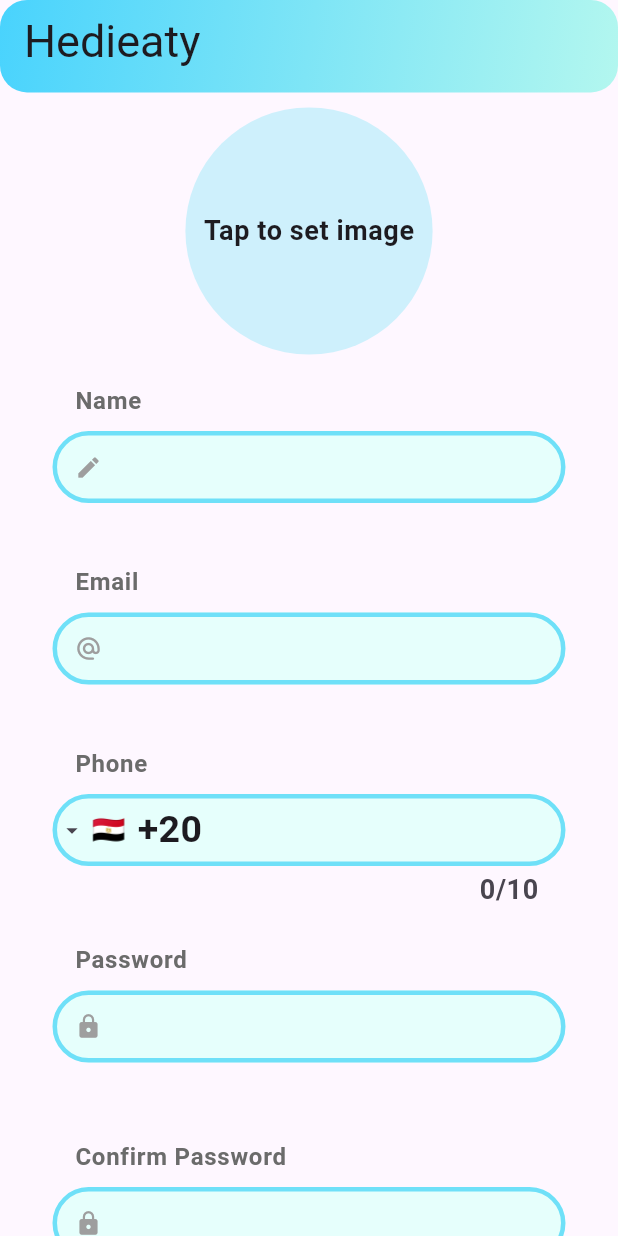
After one commit to SG2505/Hedieaty-Mobile-Project, a Flutter app: the screen it shows after launch, on a phone screen of 412 x 824 dp. The commit adds this screen. Run offline on Flutter 3.47's test engine with Material 3 defaults, Android fonts, the phone set to English and light mode, and no system bars; drawn by our look-alikes of intl_phone_field; our stand-ins replace cloud_firestore, firebase_auth, firebase_core, flutter_screenutil, flutter_snake_navigationbar, go_router; accounts and stored records are empty; Roboto replaces fonts that are missing (League Spartan, LeckerliOne).

Commit message:
added authentication and firebaseuser service and added signup screen

```diff
--- a/lib/Config/router.dart
+++ b/lib/Config/router.dart
@@ -6,10 +6,10 @@ import 'package:hedieaty/View/FriendGiftList/FriendGiftList.dart';
 import 'package:hedieaty/View/FriendPage/FriendEvents.dart';
 import 'package:hedieaty/View/GiftDetails/GiftDetailsScreen.dart';
 import 'package:hedieaty/View/GiftList/GiftListScreen.dart';
-import 'package:hedieaty/View/HomeScreen/HomeScreen.dart';
 import 'package:hedieaty/View/MyEvents/MyEventsScreen.dart';
 import 'package:hedieaty/View/MyPledgedGifts/MyPledgedGiftsScreen.dart';
 import 'package:hedieaty/View/Profile/MyProfileScreen.dart';
+import 'package:hedieaty/View/SignUp/SignUpScreen.dart';
 
 class RouterClass {
   static final GoRouter router = GoRouter(
@@ -18,9 +18,16 @@ class RouterClass {
       GoRoute(
         path: '/',
         builder: (BuildContext context, GoRouterState state) {
-          return const Homescreen();
+          return const SignUpScreen();
         },
         routes: <RouteBase>[
+          GoRoute(
+            path: 'SignUpScreen',
+            builder: (BuildContext context, GoRouterState state) {
+              return const SignUpScreen();
+            },
+            routes: <RouteBase>[],
+          ),
           GoRoute(
             path: 'MyEvents',
             builder: (BuildContext context, GoRouterState state) {
--- a/lib/Config/theme.dart
+++ b/lib/Config/theme.dart
@@ -37,12 +37,18 @@ class ThemeClass {
     useMaterial3: true,
   );
 
-  static textFormFieldDecoration(String errorText) {
+  static textFormFieldDecoration({Icon? prefixIcon, Widget? suffixWidget}) {
     return InputDecoration(
-        //errorText: errorText,
-        contentPadding: EdgeInsets.symmetric(vertical: 8, horizontal: 14),
+      prefixIcon: prefixIcon,
+      suffix: suffixWidget,
+      contentPadding: EdgeInsets.symmetric(vertical: 0, horizontal: 14),
       filled: true,
       fillColor: Color.fromRGBO(230, 255, 252, 1),
+      isDense: true,
+      border: OutlineInputBorder(
+          borderSide:
+              BorderSide(width: 3, color: Color.fromRGBO(111, 224, 248, 1)),
+          borderRadius: BorderRadius.circular(35)),
       enabledBorder: OutlineInputBorder(
           borderSide:
               BorderSide(width: 3, color: Color.fromRGBO(111, 224, 248, 1)),
@@ -54,7 +60,12 @@ class ThemeClass {
       errorBorder: OutlineInputBorder(
           borderSide:
               BorderSide(width: 3, color: Color.fromRGBO(240, 41, 41, 1)),
-            borderRadius: BorderRadius.circular(35)));
+          borderRadius: BorderRadius.circular(35)),
+      errorStyle: TextStyle(
+        color: Color.fromRGBO(240, 41, 41, 1),
+        fontSize: 14, // Adjust the error message size
+      ),
+    );
   }
 
   static InputDecorationTheme dropdownMenuDecoration() {
--- /dev/null
+++ b/lib/Controller/UserController.dart
@@ -0,0 +1,40 @@
+import 'package:firebase_auth/firebase_auth.dart';
+import 'package:hedieaty/Model/AppUser.dart';
+import 'package:hedieaty/Services/AuthService.dart';
+import 'package:hedieaty/Services/FirebaseUserService.dart';
+
+class UserController {
+  static final Authservice _authservice = Authservice();
+  static final FirebaseUserService _firebaseUserService = FirebaseUserService();
+
+  /// Handle user signup and return a status message.
+  static Future<String> handleSignUp({
+    required String name,
+    required String email,
+    required String password,
+    required String phoneNumber,
+    String? profilePictureUrl,
+    Map<String, dynamic>? preferences,
+  }) async {
+    var result = await _authservice.signUp(email: email, password: password);
+
+    if (result is User) {
+      AppUser newUser = AppUser(
+        id: result.uid, // Firebase UID
+        name: name,
+        email: email,
+        phoneNumber: phoneNumber,
+        profilePictureUrl: profilePictureUrl,
+        preferences: preferences,
+      );
+
+      await _firebaseUserService.createUser(newUser);
+      return 'Sign Up Successful.';
+    } else if (result is String) {
+      // Failure: Return the error message
+      return result;
+    } else {
+      return 'An unknown error occurred during sign-up.';
+    }
+  }
+}
--- /dev/null
+++ b/lib/Model/AppUser.dart
@@ -0,0 +1,41 @@
+class AppUser {
+  String? id; // Firebase Document ID
+  final String name;
+  final String email;
+  final String phoneNumber;
+  String? profilePictureUrl;
+  Map<String, dynamic>? preferences;
+
+  AppUser({
+    required this.name,
+    required this.email,
+    required this.phoneNumber,
+    this.id,
+    this.profilePictureUrl,
+    this.preferences,
+  });
+
+  // Convert User object to JSON for storing in Firebase
+  Map<String, dynamic> toJson() {
+    return {
+      'id': id,
+      'name': name,
+      'email': email,
+      'phoneNumber': phoneNumber,
+      'profilePictureUrl': profilePictureUrl,
+      'preferences': preferences,
+    };
+  }
+
+  // Factory constructor to create user object from Firebase document
+  factory AppUser.fromJson(Map<String, dynamic> json, {String? documentId}) {
+    return AppUser(
+      id: documentId ?? json['id'],
+      name: json['name'] as String,
+      email: json['email'] as String,
+      phoneNumber: json['phoneNumber'] as String,
+      profilePictureUrl: json['profilePictureUrl'] as String?,
+      preferences: Map<String, dynamic>.from(json['preferences'] ?? {}),
+    );
+  }
+}
--- /dev/null
+++ b/lib/Services/AuthService.dart
@@ -0,0 +1,51 @@
+import 'package:firebase_auth/firebase_auth.dart';
+
+class Authservice {
+  FirebaseAuth firebaseAuth = FirebaseAuth.instance;
+
+  Future<dynamic> signUp(
+      {required String email, required String password}) async {
+    try {
+      UserCredential userCredential =
+          await firebaseAuth.createUserWithEmailAndPassword(
+        email: email,
+        password: password,
+      );
+      return userCredential.user;
+    } on FirebaseAuthException catch (e) {
+      if (e.code == 'weak-password') {
+        return 'The password provided is too weak.';
+      } else if (e.code == 'email-already-in-use') {
+        return 'The account already exists.';
+      } else if (e.code == 'invalid-email') {
+        return 'The email address is invalid.';
+      } else {
+        return 'An unknown error occurred. Please try again.';
+      }
+    } catch (e) {
+      return 'An unexpected error occurred: $e';
+    }
+  }
+
+  Future<dynamic> signIn(
+      {required String email, required String password}) async {
+    try {
+      UserCredential userCredential =
+          await firebaseAuth.signInWithEmailAndPassword(
+        email: email,
+        password: password,
+      );
+      return userCredential.user;
+    } on FirebaseAuthException catch (e) {
+      if (e.code == 'user-not-found') {
+        return 'This user is not registered.';
+      } else if (e.code == 'wrong-password') {
+        return 'The password is incorrect.';
+      } else {
+        return 'An unknown error occurred. Please try again.';
+      }
+    } catch (e) {
+      return 'An unexpected error occurred: $e';
+    }
+  }
+}
--- /dev/null
+++ b/lib/Services/FirebaseUserService.dart
@@ -0,0 +1,16 @@
+import 'package:cloud_firestore/cloud_firestore.dart';
+import 'package:hedieaty/Model/AppUser.dart';
+
+class FirebaseUserService {
+  final FirebaseFirestore _firestore = FirebaseFirestore.instance;
+
+  /// Create a new user in Firestore.
+  Future<void> createUser(AppUser user) async {
+    try {
+      await _firestore.collection('users').doc(user.id).set(user.toJson());
+      print('User document created successfully.');
+    } catch (e) {
+      print("Error creating user document: $e");
+    }
+  }
+}
--- /dev/null
+++ b/lib/View/SignUp/SignUpScreen.dart
@@ -0,0 +1,247 @@
+import 'package:flutter/material.dart';
+import 'package:flutter_screenutil/flutter_screenutil.dart';
+import 'package:hedieaty/Config/theme.dart';
+import 'package:hedieaty/Controller/UserController.dart';
+import 'package:hedieaty/View/Widgets/AppBar.dart';
+import 'package:hedieaty/View/Widgets/GradientButton.dart';
+import 'package:intl_phone_field/intl_phone_field.dart';
+
+class SignUpScreen extends StatefulWidget {
+  const SignUpScreen({super.key});
+
+  @override
+  State<SignUpScreen> createState() => _SignUpScreenState();
+}
+
+class _SignUpScreenState extends State<SignUpScreen> {
+  TextEditingController nameController = TextEditingController();
+  TextEditingController emailController = TextEditingController();
+  TextEditingController phoneController = TextEditingController();
+  TextEditingController genderController = TextEditingController();
+  TextEditingController passwordController = TextEditingController();
+  TextEditingController confirmPasswordController = TextEditingController();
+  final signUpDetailsFormKey = GlobalKey<FormState>();
+
+  static const SizedBox sizedBox = SizedBox(
+    height: 10,
+  );
+  var completePhoneNumber = '';
+  bool isPasswordHidden = true;
+  bool isConfirmPasswordHidden = true;
+  @override
+  Widget build(BuildContext context) {
+    return Scaffold(
+      appBar: CustomAppBar(
+          appBarActions: [], title: 'Hedieaty', isTherebackButton: false),
+      body: SingleChildScrollView(
+        child: Form(
+            key: signUpDetailsFormKey,
+            child: Column(
+              crossAxisAlignment: CrossAxisAlignment.center,
+              children: [
+                sizedBox,
+                InkWell(
+                  onTap: () {},
+                  borderRadius: BorderRadius.circular(150),
+                  child: Ink(
+                    width: 0.40.sw,
+                    height: 0.2.sh,
+                    decoration: BoxDecoration(
+                      shape: BoxShape.circle,
+                      color: ThemeClass.blueThemeColor,
+                    ),
+                    child: Center(
+                      child: Text(
+                        'Tap to set image',
+                        style: Theme.of(context).textTheme.bodySmall,
+                      ),
+                    ),
+                  ),
+                ),
+                sizedBox,
+                /////////////name form field////////////
+                textFieldLabel('Name'),
+                SizedBox(
+                  width: 0.83.sw,
+                  height: 80,
+                  child: TextFormField(
+                    style: ThemeClass.theme.textTheme.bodyMedium,
+                    cursorHeight: 30,
+                    controller: nameController,
+                    decoration: ThemeClass.textFormFieldDecoration(
+                        prefixIcon: Icon(
+                      Icons.edit,
+                      color: Colors.grey,
+                    )),
+                    validator: (value) {
+                      if (value == null || value.isEmpty) {
+                        return "Name can't be empty";
+                      }
+                      return null;
+                    },
+                  ),
+                ),
+                ////////////email form field////////////
+                textFieldLabel('Email'),
+                SizedBox(
+                  width: 0.83.sw,
+                  height: 80,
+                  child: TextFormField(
+                    style: ThemeClass.theme.textTheme.bodyMedium,
+                    controller: emailController,
+                    decoration: ThemeClass.textFormFieldDecoration(
+                        prefixIcon: Icon(
+                      Icons.alternate_email_rounded,
+                      color: Colors.grey,
+                    )),
+                    validator: (value) {
+                      if (value == null || value.isEmpty) {
+                        return "Email can't be empty";
+                      }
+                      // Regular expression for validating email format
+                      else if (!RegExp(
+                              r"^[a-zA-Z0-9._%+-]+@[a-zA-Z0-9.-]+\.[a-zA-Z]{2,}$")
+                          .hasMatch(value)) {
+                        return "Enter a valid email address";
+                      }
+                      return null;
+                    },
+                  ),
+                ),
+
+                ////////////Phone form field////////////
+                textFieldLabel('Phone'),
+                SizedBox(
+                  width: 0.83.sw,
+                  height: 80,
+                  child: IntlPhoneField(
+                    style: ThemeClass.theme.textTheme.bodyMedium,
+                    controller: phoneController,
+                    decoration: ThemeClass.textFormFieldDecoration(),
+                    initialCountryCode: 'EG',
+                    onChanged: (phone) {
+                      completePhoneNumber = phone.completeNumber;
+                    },
+                  ),
+                ),
+                sizedBox,
+                ////////////////password form field////////////
+                textFieldLabel('Password'),
+                SizedBox(
+                  width: 0.83.sw,
+                  height: 80,
+                  child: TextFormField(
+                    style: ThemeClass.theme.textTheme.bodyMedium,
+                    controller: passwordController,
+                    obscureText: isPasswordHidden,
+                    decoration: ThemeClass.textFormFieldDecoration(
+                      prefixIcon: Icon(
+                        Icons.lock,
+                        color: Colors.grey,
+                      ),
+                      suffixWidget: IconButton(
+                        icon: Icon(
+                          isPasswordHidden
+                              ? Icons.visibility_off
+                              : Icons.visibility,
+                          color: Colors.grey,
+                        ),
+                        onPressed: () {
+                          setState(() {
+                            isPasswordHidden = !isPasswordHidden;
+                          });
+                        },
+                      ),
+                    ),
+                    validator: (value) {
+                      if (value == null || value.isEmpty) {
+                        return "Password can't be empty";
+                      } else if (value.length < 8) {
+                        return "Password must be at least 8 characters long";
+                      } else if (!RegExp(r'[!@#$%^&*(),.?":{}|<>]')
+                          .hasMatch(value)) {
+                        return "Password must have one special character";
+                      }
+                      return null; // Validation passed
+                    },
+                  ),
+                ),
+                sizedBox,
+                textFieldLabel('Confirm Password'),
+                SizedBox(
+                  width: 0.83.sw,
+                  height: 80,
+                  child: TextFormField(
+                    style: ThemeClass.theme.textTheme.bodyMedium,
+                    controller: confirmPasswordController,
+                    obscureText: isConfirmPasswordHidden,
+                    decoration: ThemeClass.textFormFieldDecoration(
+                      prefixIcon: Icon(
+                        Icons.lock,
+                        color: Colors.grey,
+                      ),
+                      suffixWidget: IconButton(
+                        icon: Icon(
+                          isConfirmPasswordHidden
+                              ? Icons.visibility_off
+                              : Icons.visibility,
+                          color: Colors.grey,
+                        ),
+                        onPressed: () {
+                          setState(() {
+                            isConfirmPasswordHidden = !isConfirmPasswordHidden;
+                          });
+                        },
+                      ),
+                    ),
+                    validator: (value) {
+                      if (value != passwordController.text) {
+                        return "The passwords don't match";
+                      }
+                      return null;
+                    },
+                  ),
+                ),
+                sizedBox,
+                GradientButton(
+                    label: 'Sign Up',
+                    onPressed: () {
+                      if (signUpDetailsFormKey.currentState!.validate()) {
+                        // All validations passed, proceed with the sign-up logic
+                        print('Sign Up Successful');
+                        print('Name: ${nameController.text}');
+                        print('Email: ${emailController.text}');
+                        print('Phone: ${completePhoneNumber}');
+                        var message = UserController.handleSignUp(
+                            name: nameController.text,
+                            email: emailController.text,
+                            password: passwordController.text,
+                            phoneNumber: completePhoneNumber);
+                        print(message);
+                      } else {
+                        // Validation failed, errors will automatically display
+                        print('Validation failed');
+                      }
+                    },
+                    width: 0.3.sw,
+                    height: 0.065.sh),
+                sizedBox,
+              ],
+            )),
+      ),
+    );
+  }
+
+  Widget textFieldLabel(String text) {
+    return Container(
+      margin: EdgeInsets.only(left: 50, bottom: 10, top: 10),
+      child: Align(
+        alignment: Alignment.centerLeft,
+        child: Text(
+          text,
+          style: Theme.of(context).textTheme.labelMedium,
+        ),
+      ),
+    );
+  }
+}
--- a/lib/View/Widgets/AppBar.dart
+++ b/lib/View/Widgets/AppBar.dart
@@ -45,5 +45,5 @@ class CustomAppBar extends StatelessWidget implements PreferredSizeWidget {
 
   @override
   // TODO: implement preferredSize
-  Size get preferredSize => Size.fromHeight(kToolbarHeight * 1.2);
+  Size get preferredSize => Size.fromHeight(kToolbarHeight * 1.1);
 }
--- a/lib/View/Widgets/GradientButton.dart
+++ b/lib/View/Widgets/GradientButton.dart
@@ -40,7 +40,7 @@ class GradientButton extends StatelessWidget {
         ),
       ),
       onTap: () {
-        onPressed;
+        onPressed();
       },
     );
   }
--- a/lib/main.dart
+++ b/lib/main.dart
@@ -1,9 +1,12 @@
+import 'package:firebase_core/firebase_core.dart';
 import 'package:flutter/material.dart';
 import 'package:flutter_screenutil/flutter_screenutil.dart';
 import 'package:hedieaty/Config/router.dart';
 import 'package:hedieaty/Config/theme.dart';
 
-void main() {
+void main() async {
+  WidgetsFlutterBinding.ensureInitialized();
+  await Firebase.initializeApp();
   runApp(const MyApp());
 }
 
@@ -17,6 +20,7 @@ class MyApp extends StatelessWidget {
       designSize: Size(
           MediaQuery.of(context).size.width, MediaQuery.of(context).size.width),
       child: MaterialApp.router(
+          color: ThemeClass.blueThemeColor,
           title: 'Hedieaty',
           debugShowCheckedModeBanner: false,
           routerConfig: RouterClass.router,
--- a/pubspec.yaml
+++ b/pubspec.yaml
@@ -39,6 +39,11 @@ dependencies:
   flutter_snake_navigationbar: ^0.6.1
   go_router: ^14.3.0
   flutter_screenutil: ^5.9.3
+  cloud_firestore: ^5.5.0
+  firebase_core: ^3.8.0
+  firebase_auth: ^5.3.3
+  intl_phone_field: ^3.2.0
+
 
 
 dev_dependencies:
```
Also changed, not shown: lib/Model/Event.dart (added, +21 -0 lines), lib/Model/Gift.dart (added, +23 -0 lines), lib/View/EditInfo/EditInfoScreen.dart (+6 -10 lines), lib/View/GiftDetails/GiftDetailsScreen.dart (+4 -8 lines), firebase.json (added), lib/firebase_options.dart (added), pubspec.lock, 3 other files. Lines whose indentation alone changed are shown as unchanged.
